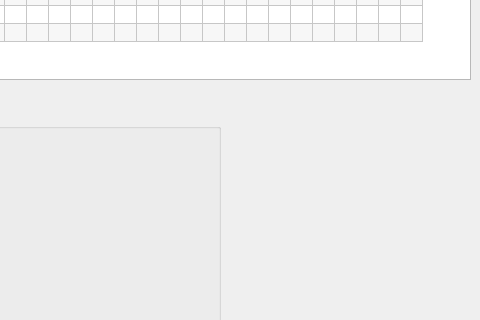
This is src/main.ui in Kracav4ik/schoty as Qt 5 draws it before an edit; both pictures show x 320 to 800 and y 151 to 471 of the 800 by 600 pixel window. The edited form follows.
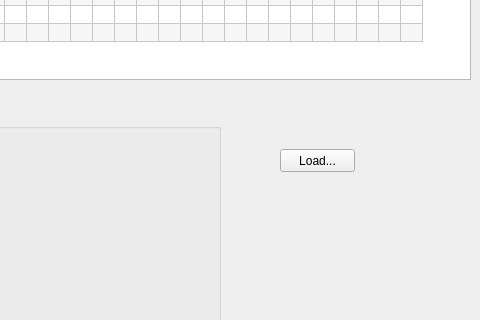
This is the edited form. Custom widgets are drawn as their Qt base class.

The edit to the form file:
```diff
--- a/src/main.ui
+++ b/src/main.ui
@@ -448,6 +448,19 @@
      </property>
     </widget>
    </widget>
+   <widget class="QPushButton" name="loadButton">
+    <property name="geometry">
+     <rect>
+      <x>600</x>
+      <y>300</y>
+      <width>75</width>
+      <height>23</height>
+     </rect>
+    </property>
+    <property name="text">
+     <string>Load...</string>
+    </property>
+   </widget>
   </widget>
   <widget class="QMenuBar" name="menubar">
    <property name="geometry">
```
